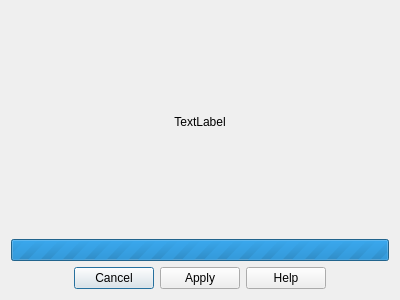
Old version of the form progress_dialog.ui in the repository sgsfak/dicom-anon-upload.
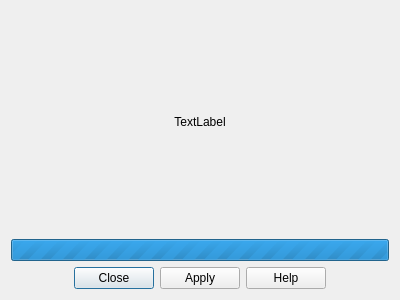
New version of the form.

```diff
--- a/progress_dialog.ui
+++ b/progress_dialog.ui
@@ -53,7 +53,7 @@
       <enum>Qt::Horizontal</enum>
      </property>
      <property name="standardButtons">
-      <set>QDialogButtonBox::Apply|QDialogButtonBox::Cancel|QDialogButtonBox::Help</set>
+      <set>QDialogButtonBox::Apply|QDialogButtonBox::Close|QDialogButtonBox::Help</set>
      </property>
      <property name="centerButtons">
       <bool>true</bool>
```
